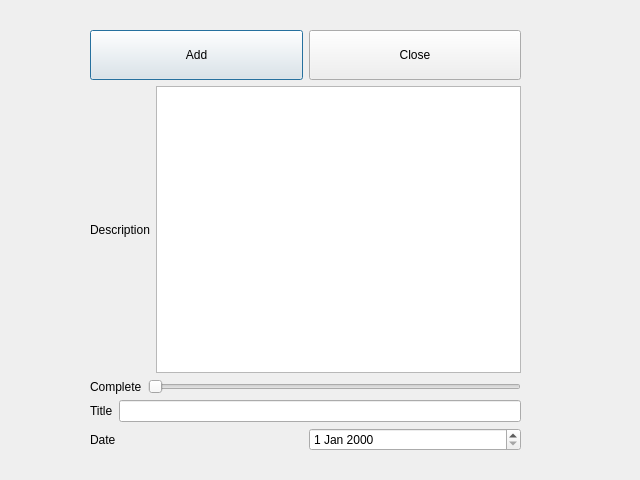
This is addedit.ui in UkuleleV2/Qt-ToDoList as Qt 5 draws it before an edit. The edited form follows.
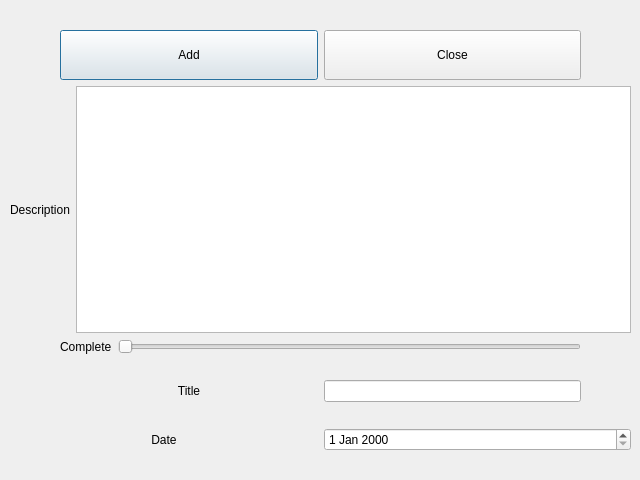
This is the edited form.

Patch:
```diff
--- a/addedit.ui
+++ b/addedit.ui
@@ -16,15 +16,21 @@
   <widget class="QWidget" name="verticalLayoutWidget">
    <property name="geometry">
     <rect>
-     <x>90</x>
+     <x>10</x>
      <y>30</y>
-     <width>431</width>
+     <width>621</width>
      <height>421</height>
     </rect>
    </property>
    <layout class="QVBoxLayout" name="verticalLayout">
     <item>
      <layout class="QHBoxLayout" name="horizontalLayout">
+      <property name="leftMargin">
+       <number>50</number>
+      </property>
+      <property name="rightMargin">
+       <number>50</number>
+      </property>
       <item>
        <widget class="QPushButton" name="pushButton">
         <property name="minimumSize">
@@ -63,12 +69,25 @@
        </widget>
       </item>
       <item>
-       <widget class="QTextEdit" name="textEdit"/>
+       <widget class="QTextEdit" name="textEdit">
+        <property name="sizePolicy">
+         <sizepolicy hsizetype="Expanding" vsizetype="Minimum">
+          <horstretch>0</horstretch>
+          <verstretch>0</verstretch>
+         </sizepolicy>
+        </property>
+       </widget>
       </item>
      </layout>
     </item>
     <item>
      <layout class="QHBoxLayout" name="horizontalLayout_4">
+      <property name="leftMargin">
+       <number>50</number>
+      </property>
+      <property name="rightMargin">
+       <number>50</number>
+      </property>
       <item>
        <widget class="QLabel" name="label_2">
         <property name="text">
@@ -87,15 +106,37 @@
     </item>
     <item>
      <layout class="QHBoxLayout" name="horizontalLayout_2">
+      <property name="leftMargin">
+       <number>50</number>
+      </property>
+      <property name="topMargin">
+       <number>20</number>
+      </property>
+      <property name="rightMargin">
+       <number>50</number>
+      </property>
+      <property name="bottomMargin">
+       <number>20</number>
+      </property>
       <item>
        <widget class="QLabel" name="label_3">
         <property name="text">
          <string>Title</string>
         </property>
+        <property name="alignment">
+         <set>Qt::AlignCenter</set>
+        </property>
        </widget>
       </item>
       <item>
-       <widget class="QLineEdit" name="lineEdit"/>
+       <widget class="QLineEdit" name="lineEdit">
+        <property name="sizePolicy">
+         <sizepolicy hsizetype="Minimum" vsizetype="Fixed">
+          <horstretch>0</horstretch>
+          <verstretch>0</verstretch>
+         </sizepolicy>
+        </property>
+       </widget>
       </item>
      </layout>
     </item>
@@ -106,6 +147,9 @@
         <property name="text">
          <string>Date</string>
         </property>
+        <property name="alignment">
+         <set>Qt::AlignCenter</set>
+        </property>
        </widget>
       </item>
       <item>
```
Left out of the diff: 7 changed lines with no effect on the pictures.
